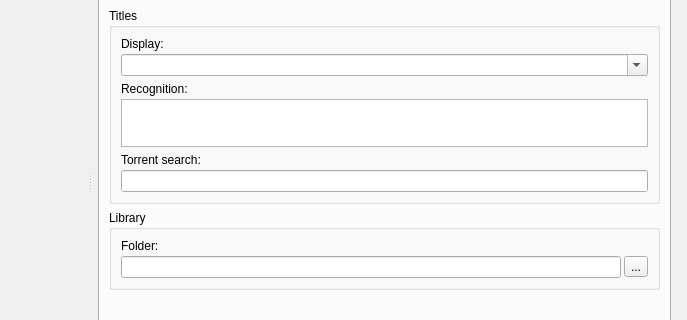
This is src/gui/media/media_dialog.ui in erengy/taiga as Qt 5 draws it before an edit; both pictures show x 234 to 921 and y 92 to 412 of the 921 by 580 pixel window. The edited form follows.
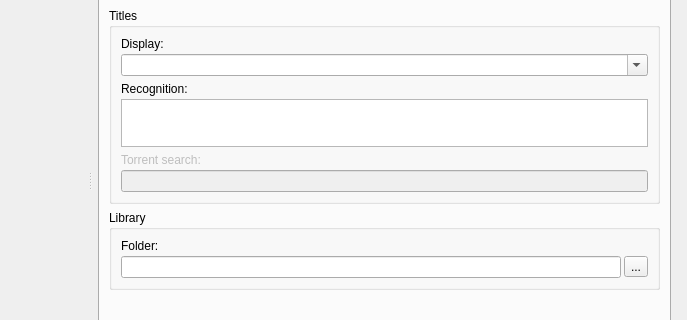
This is the edited form. The open tabs and pages were chosen to show the change. Custom widgets are drawn as their Qt base class.

```diff
--- a/src/gui/media/media_dialog.ui
+++ b/src/gui/media/media_dialog.ui
@@ -525,6 +525,9 @@
                 </property>
                 <item>
                  <widget class="QLabel" name="labelTorrentTitle">
+                  <property name="enabled">
+                   <bool>false</bool>
+                  </property>
                   <property name="text">
                    <string>Torrent search:</string>
                   </property>
@@ -532,6 +535,9 @@
                 </item>
                 <item>
                  <widget class="QLineEdit" name="torrentTitle">
+                  <property name="enabled">
+                   <bool>false</bool>
+                  </property>
                   <property name="text">
                    <string/>
                   </property>
```
